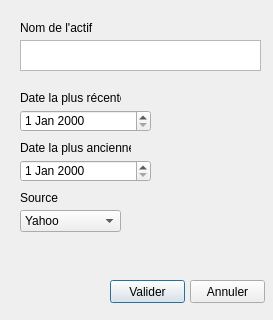
This is Sources/GUI/import.ui in pchaigno/varsoft as Qt 5 draws it before an edit. The edited form follows.
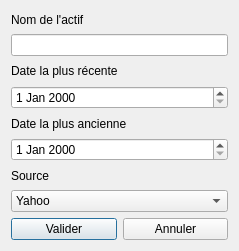
This is the edited form.

Commit message: a better import window =)

```diff
--- a/Sources/GUI/import.ui
+++ b/Sources/GUI/import.ui
@@ -6,117 +6,53 @@
    <rect>
     <x>0</x>
     <y>0</y>
-    <width>273</width>
-    <height>320</height>
+    <width>239</width>
+    <height>251</height>
    </rect>
   </property>
   <property name="windowTitle">
    <string>Paramétrage de l'importation</string>
   </property>
-  <widget class="QTextEdit" name="textEdit">
-   <property name="geometry">
-    <rect>
-     <x>20</x>
-     <y>40</y>
-     <width>241</width>
-     <height>31</height>
-    </rect>
-   </property>
-  </widget>
-  <widget class="QPushButton" name="pushButton">
-   <property name="geometry">
-    <rect>
-     <x>110</x>
-     <y>280</y>
-     <width>75</width>
-     <height>23</height>
-    </rect>
-   </property>
-   <property name="text">
-    <string>Valider</string>
-   </property>
-  </widget>
-  <widget class="QPushButton" name="pushButton_2">
-   <property name="geometry">
-    <rect>
-     <x>190</x>
-     <y>280</y>
-     <width>75</width>
-     <height>23</height>
-    </rect>
-   </property>
-   <property name="text">
-    <string>Annuler</string>
-   </property>
-  </widget>
-  <widget class="QDateEdit" name="endDate">
-   <property name="geometry">
-    <rect>
-     <x>20</x>
-     <y>110</y>
-     <width>131</width>
-     <height>22</height>
-    </rect>
-   </property>
-  </widget>
-  <widget class="QDateEdit" name="startDate">
-   <property name="geometry">
-    <rect>
-     <x>20</x>
-     <y>160</y>
-     <width>131</width>
-     <height>22</height>
-    </rect>
-   </property>
-  </widget>
+  <layout class="QVBoxLayout" name="verticalLayout">
+   <item>
   <widget class="QLabel" name="label">
-   <property name="geometry">
-    <rect>
-     <x>20</x>
-     <y>20</y>
-     <width>81</width>
-     <height>16</height>
-    </rect>
-   </property>
    <property name="text">
     <string>Nom de l'actif</string>
    </property>
   </widget>
+   </item>
+   <item>
+    <widget class="QLineEdit" name="textEdit"/>
+   </item>
+   <item>
   <widget class="QLabel" name="label_2">
-   <property name="geometry">
-    <rect>
-     <x>20</x>
-     <y>90</y>
-     <width>101</width>
-     <height>16</height>
-    </rect>
-   </property>
    <property name="text">
     <string>Date la plus récente</string>
    </property>
   </widget>
+   </item>
+   <item>
+    <widget class="QDateEdit" name="endDate"/>
+   </item>
+   <item>
   <widget class="QLabel" name="label_3">
-   <property name="geometry">
-    <rect>
-     <x>20</x>
-     <y>140</y>
-     <width>111</width>
-     <height>16</height>
-    </rect>
-   </property>
    <property name="text">
     <string>Date la plus ancienne</string>
    </property>
   </widget>
+   </item>
+   <item>
+    <widget class="QDateEdit" name="startDate"/>
+   </item>
+   <item>
+    <widget class="QLabel" name="label_4">
+     <property name="text">
+      <string>Source</string>
+     </property>
+    </widget>
+   </item>
+   <item>
   <widget class="QComboBox" name="comboBox">
-   <property name="geometry">
-    <rect>
-     <x>20</x>
-     <y>210</y>
-     <width>101</width>
-     <height>22</height>
-    </rect>
-   </property>
    <item>
     <property name="text">
      <string>Yahoo</string>
@@ -128,19 +64,29 @@
     </property>
    </item>
   </widget>
-  <widget class="QLabel" name="label_4">
-   <property name="geometry">
-    <rect>
-     <x>20</x>
-     <y>190</y>
-     <width>81</width>
-     <height>16</height>
-    </rect>
-   </property>
+   </item>
+   <item>
+    <layout class="QHBoxLayout" name="horizontalLayout">
+     <property name="bottomMargin">
+      <number>0</number>
+     </property>
+     <item>
+      <widget class="QPushButton" name="pushButton">
    <property name="text">
-    <string>Source</string>
-   </property>
-  </widget>
+        <string>Valider</string>
+       </property>
+      </widget>
+     </item>
+     <item>
+      <widget class="QPushButton" name="pushButton_2">
+       <property name="text">
+        <string>Annuler</string>
+       </property>
+      </widget>
+     </item>
+    </layout>
+   </item>
+  </layout>
  </widget>
  <resources/>
  <connections/>
```
Lines whose indentation alone changed are shown as unchanged. The commit also changes 1 other file.
